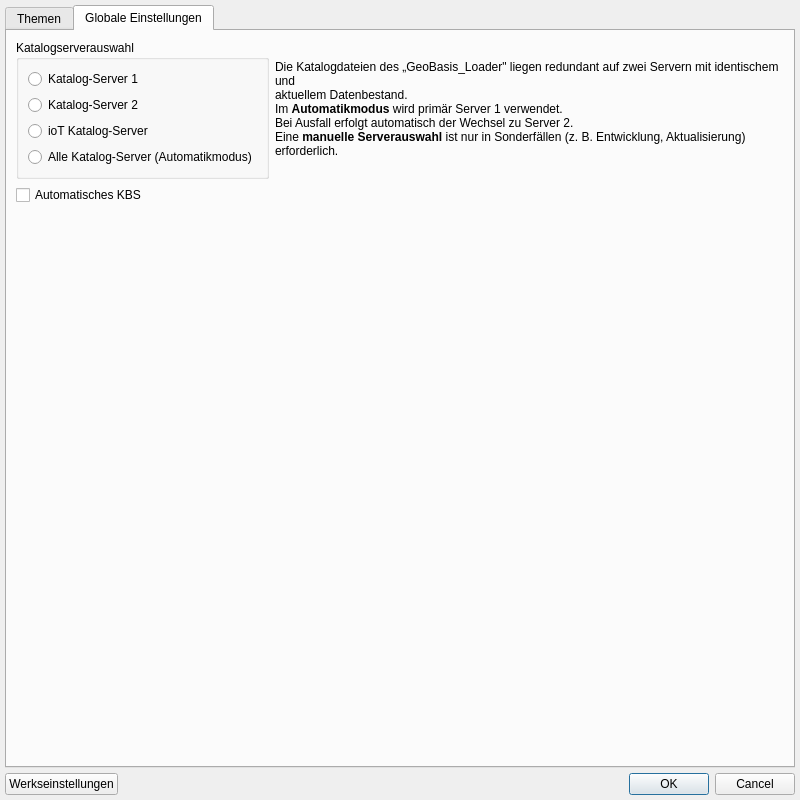
First picture: the form in ui/design_files/settings_dialog.ui, repository ioT-enthusiast/geobasis_loader, before the edit.
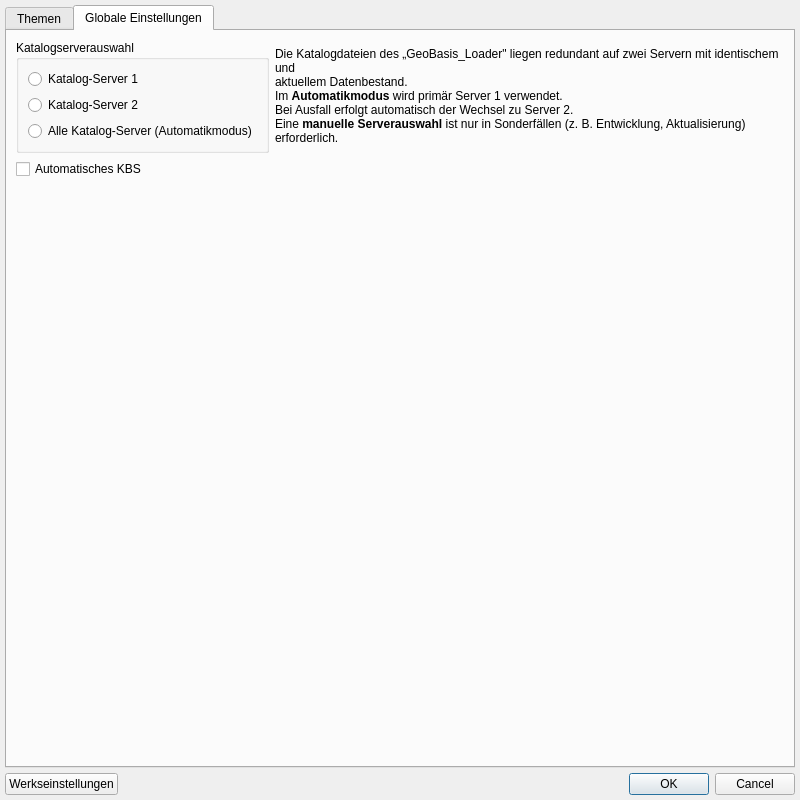
Second picture: the form after the edit. The open tabs and pages were chosen to show the change.

What changed in the file:
```diff
--- a/ui/design_files/settings_dialog.ui
+++ b/ui/design_files/settings_dialog.ui
@@ -318,25 +318,6 @@
             </attribute>
            </widget>
           </item>
-          <item>
-           <widget class="QRadioButton" name="radioButton_1">
-            <property name="sizePolicy">
-             <sizepolicy hsizetype="Preferred" vsizetype="Fixed">
-              <horstretch>0</horstretch>
-              <verstretch>0</verstretch>
-             </sizepolicy>
-            </property>
-            <property name="text">
-             <string>ioT Katalog-Server</string>
-            </property>
-            <property name="server" stdset="0">
-             <number>3</number>
-            </property>
-            <attribute name="buttonGroup">
-             <string notr="true">server_button_group</string>
-            </attribute>
-           </widget>
-          </item>
           <item>
            <widget class="QRadioButton" name="radioButton">
             <property name="sizePolicy">
```
